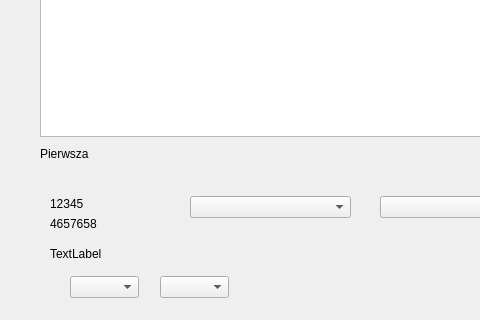
This is baza.ui in Astropl/OptiBase as Qt 5 draws it before an edit; both pictures show x 0 to 480 and y 314 to 634 of the 864 by 634 pixel window. The edited form follows.
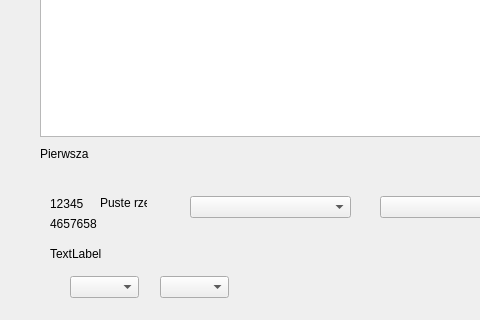
This is the edited form.

The edit to the form file:
```diff
--- a/baza.ui
+++ b/baza.ui
@@ -319,6 +319,19 @@
      </rect>
     </property>
    </widget>
+   <widget class="QLabel" name="label_2">
+    <property name="geometry">
+     <rect>
+      <x>100</x>
+      <y>510</y>
+      <width>47</width>
+      <height>13</height>
+     </rect>
+    </property>
+    <property name="text">
+     <string>Puste rzedy</string>
+    </property>
+   </widget>
    <zorder>tableViewDB</zorder>
    <zorder>labelTest</zorder>
    <zorder>comboBox_4</zorder>
```
Left out of the diff: 4 changed lines with no effect on the pictures.
